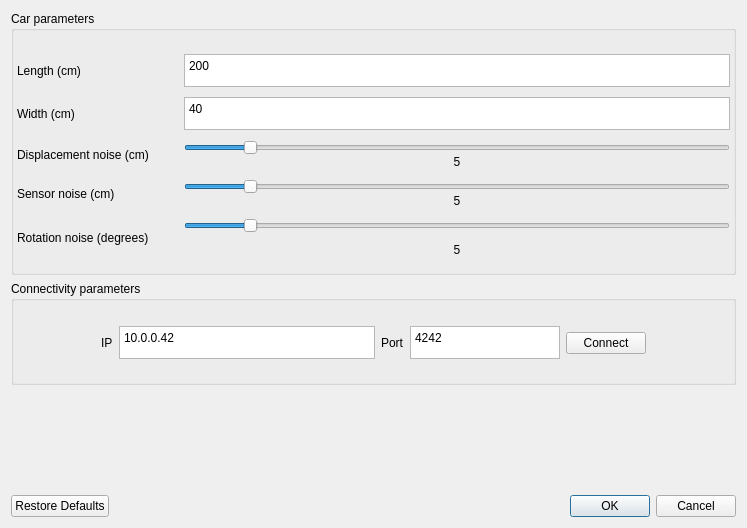
Above: config.ui from halflings/autonomee before the change. Below: the same form after it.
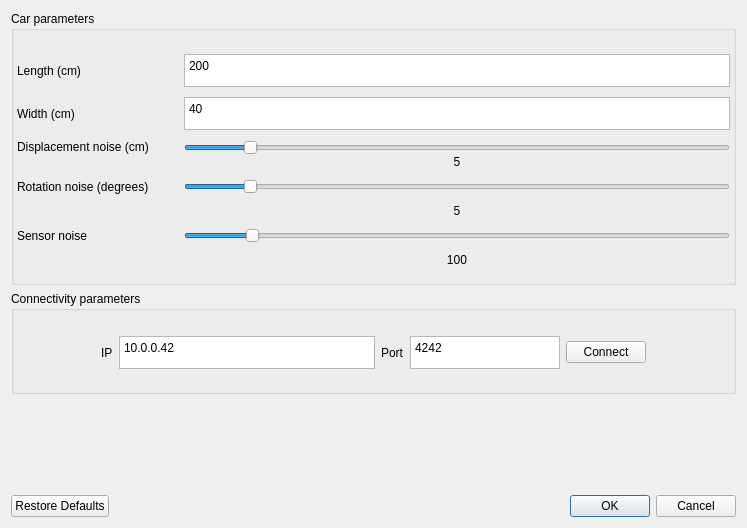
That is the form after the change.

The edit to the form file:
```diff
--- a/config.ui
+++ b/config.ui
@@ -38,6 +38,35 @@
       <property name="verticalSpacing">
        <number>10</number>
       </property>
+      <item row="7" column="1">
+       <widget class="QSlider" name="sensorSlider">
+        <property name="minimum">
+         <number>50</number>
+        </property>
+        <property name="maximum">
+         <number>400</number>
+        </property>
+        <property name="value">
+         <number>90</number>
+        </property>
+        <property name="orientation">
+         <enum>Qt::Horizontal</enum>
+        </property>
+       </widget>
+      </item>
+      <item row="8" column="1">
+       <widget class="QLabel" name="sensorValue">
+        <property name="text">
+         <string>100</string>
+        </property>
+        <property name="alignment">
+         <set>Qt::AlignCenter</set>
+        </property>
+        <property name="textInteractionFlags">
+         <set>Qt::NoTextInteraction</set>
+        </property>
+       </widget>
+      </item>
       <item row="1" column="0">
        <widget class="QLabel" name="widthTitle">
         <property name="text">
@@ -84,14 +113,7 @@
         </property>
        </widget>
       </item>
-      <item row="4" column="0" rowspan="2">
-       <widget class="QLabel" name="sensorTitle">
-        <property name="text">
-         <string>Sensor noise (cm)</string>
-        </property>
-       </widget>
-      </item>
-      <item row="7" column="1">
+      <item row="5" column="1">
        <layout class="QVBoxLayout" name="rotationVLayout">
         <item>
          <widget class="QSlider" name="rotationSlider">
@@ -108,14 +130,7 @@
         </item>
        </layout>
       </item>
-      <item row="2" column="0" rowspan="2">
-       <widget class="QLabel" name="displacementTitle">
-        <property name="text">
-         <string>Displacement noise (cm)</string>
-        </property>
-       </widget>
-      </item>
-      <item row="8" column="1">
+      <item row="6" column="1">
        <widget class="QLabel" name="rotationValue">
         <property name="text">
          <string>5</string>
@@ -140,43 +155,6 @@
         </property>
        </widget>
       </item>
-      <item row="7" column="0" rowspan="2">
-       <widget class="QLabel" name="rotationTitle">
-        <property name="text">
-         <string>Rotation noise (degrees)</string>
-        </property>
-       </widget>
-      </item>
-      <item row="4" column="1" rowspan="2">
-       <layout class="QVBoxLayout" name="sensorVLayout">
-        <item>
-         <widget class="QSlider" name="sensorSlider">
-          <property name="maximum">
-           <number>45</number>
-          </property>
-          <property name="value">
-           <number>5</number>
-          </property>
-          <property name="orientation">
-           <enum>Qt::Horizontal</enum>
-          </property>
-         </widget>
-        </item>
-        <item>
-         <widget class="QLabel" name="sensorValue">
-          <property name="text">
-           <string>5</string>
-          </property>
-          <property name="alignment">
-           <set>Qt::AlignCenter</set>
-          </property>
-          <property name="textInteractionFlags">
-           <set>Qt::NoTextInteraction</set>
-          </property>
-         </widget>
-        </item>
-       </layout>
-      </item>
       <item row="2" column="1" rowspan="2">
        <layout class="QVBoxLayout" name="verticalLayout_2">
         <item>
@@ -207,6 +185,27 @@
         </item>
        </layout>
       </item>
+      <item row="5" column="0">
+       <widget class="QLabel" name="rotationTitle">
+        <property name="text">
+         <string>Rotation noise (degrees)</string>
+        </property>
+       </widget>
+      </item>
+      <item row="2" column="0">
+       <widget class="QLabel" name="displacementTitle">
+        <property name="text">
+         <string>Displacement noise (cm)</string>
+        </property>
+       </widget>
+      </item>
+      <item row="7" column="0">
+       <widget class="QLabel" name="sensorTitle">
+        <property name="text">
+         <string>Sensor noise</string>
+        </property>
+       </widget>
+      </item>
      </layout>
     </widget>
    </item>
```
Left out of the diff: 1 changed line with no effect on the pictures.
